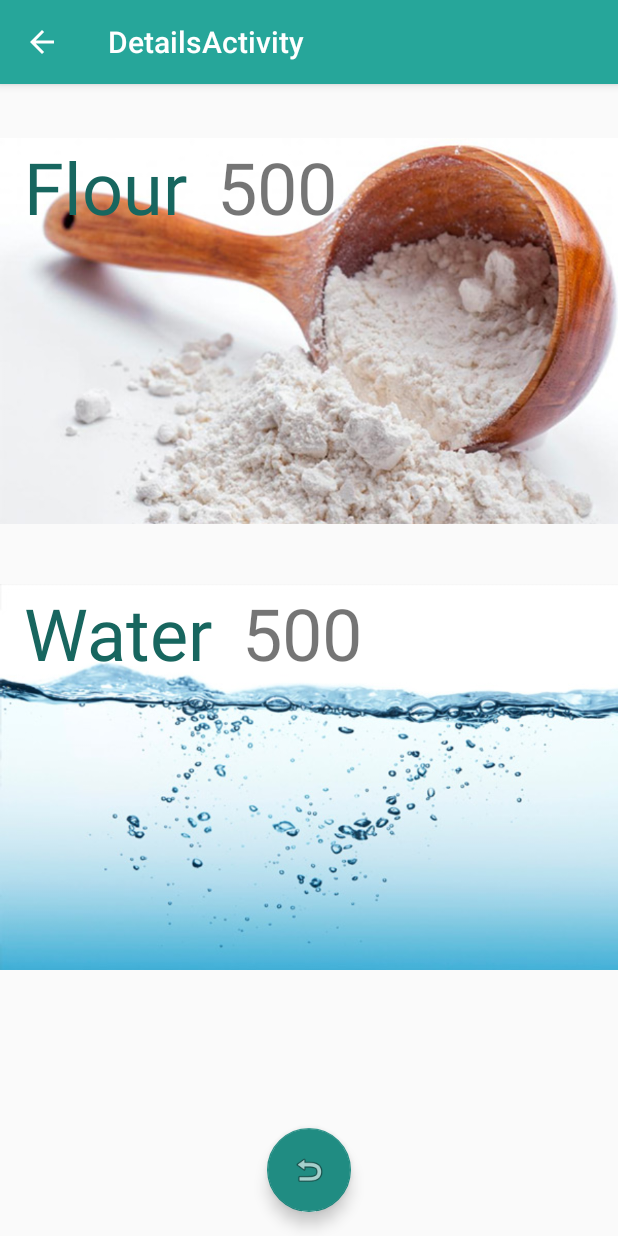
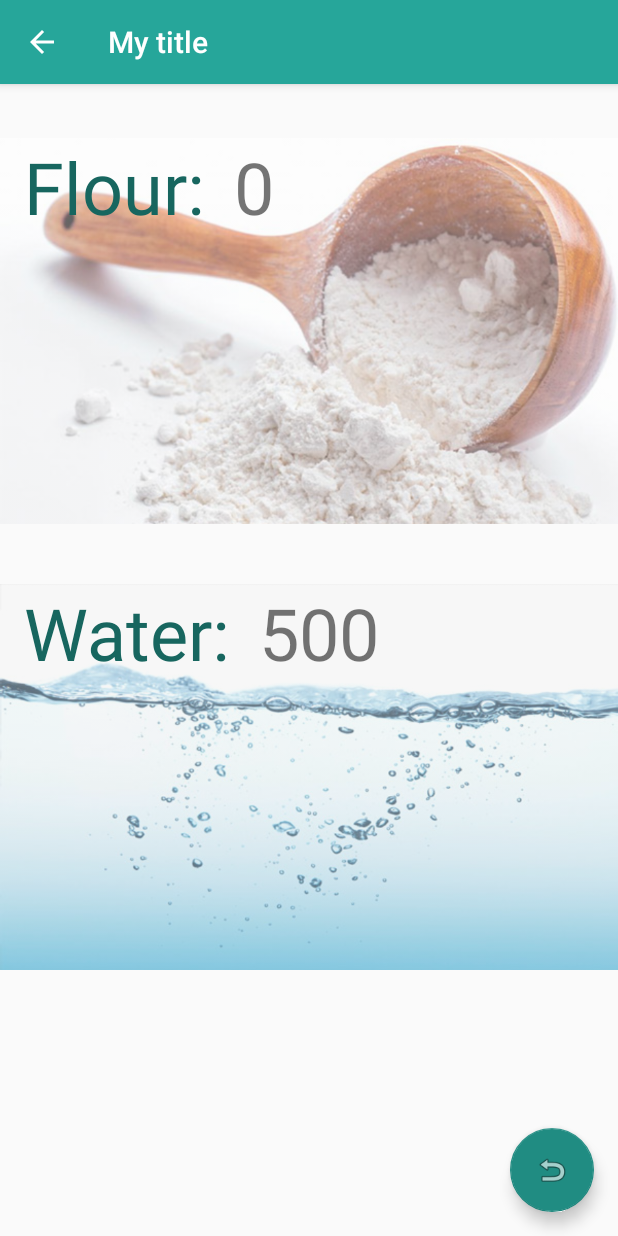
Before and after one commit to j-arp/perfect-pizza, an Android app: the DetailsActivity screen opened directly, with no data from a screen before it, on a phone screen of 412 x 824 dp. Run offline under Robolectric (Android 15) with nearby library versions, the phone set to English and light mode, and no system bars; 4 statements that could not run were skipped.

Commit message:
added new icons more tweaking of ui

```diff
--- a/app/src/main/java/net/arpcentral/pizzadoh/DetailsActivity.java
+++ b/app/src/main/java/net/arpcentral/pizzadoh/DetailsActivity.java
@@ -19,7 +19,13 @@ public class DetailsActivity extends AppCompatActivity {
         Log.d("DETAIL ACTIVITY", "REACHED");
         setContentView(R.layout.activity_details);
         Toolbar toolbar = (Toolbar) findViewById(R.id.toolbar);
+
+
+
+
+
         setSupportActionBar(toolbar);
+        getSupportActionBar().setTitle("My title");
 
         getSupportActionBar().setDisplayHomeAsUpEnabled(true);
 
@@ -44,11 +50,13 @@ public class DetailsActivity extends AppCompatActivity {
 
         }
 
+        int adjusted_flour = (int) Math.round(ratio.getAdjustedFlour());
+        int adjusted_water = (int) Math.round(ratio.getAdjustedWater());
 
         TextView flour_details = (TextView)findViewById(R.id.flour_details_data);
-        flour_details.setText(ratio.getAdjustedFlour().toString());
+        flour_details.setText(Integer.toString(adjusted_flour));
         TextView water_details = (TextView)findViewById(R.id.water_details_data);
-        water_details.setText(ratio.getAdjustedWater().toString());
+        flour_details.setText(Integer.toString(adjusted_water));
 
 
         reset_button.setOnClickListener(new View.OnClickListener() {
--- a/app/src/main/res/layout/activity_details.xml
+++ b/app/src/main/res/layout/activity_details.xml
@@ -17,7 +17,8 @@
             android:layout_width="match_parent"
             android:layout_height="?attr/actionBarSize"
             android:background="?attr/colorPrimary"
-            app:popupTheme="@style/AppTheme.PopupOverlay" />
+            app:popupTheme="@style/AppTheme.PopupOverlay"
+            android:visibility="visible"/>
 
     </android.support.design.widget.AppBarLayout>
 
@@ -26,7 +27,7 @@
         android:id="@+id/reset_button"
         android:layout_width="wrap_content"
         android:layout_height="wrap_content"
-        android:layout_gravity="bottom|center"
+        android:layout_gravity="bottom|end"
         android:layout_margin="@dimen/fab_margin"
         android:textColor="@android:color/white"
         android:src="@android:drawable/ic_menu_revert" />
--- a/app/src/main/res/layout/activity_pizza_options.xml
+++ b/app/src/main/res/layout/activity_pizza_options.xml
@@ -17,7 +17,8 @@
             android:layout_width="match_parent"
             android:layout_height="?attr/actionBarSize"
             android:background="?attr/colorPrimary"
-            app:popupTheme="@style/AppTheme.PopupOverlay" />
+            app:popupTheme="@style/AppTheme.PopupOverlay"
+            />
 
     </android.support.design.widget.AppBarLayout>
 
@@ -27,7 +28,7 @@
         android:id="@+id/calculate"
         android:layout_width="wrap_content"
         android:layout_height="wrap_content"
-        android:layout_gravity="bottom|center"
+        android:layout_gravity="bottom|end"
         android:layout_margin="@dimen/fab_margin"
         android:textColor="@android:color/white"
         android:visibility="invisible"
--- a/app/src/main/res/layout/activity_welcome.xml
+++ b/app/src/main/res/layout/activity_welcome.xml
@@ -27,7 +27,7 @@
         android:id="@+id/start"
         android:layout_width="wrap_content"
         android:layout_height="wrap_content"
-        android:layout_gravity="bottom|center"
+        android:layout_gravity="bottom|end"
         android:layout_margin="@dimen/fab_margin"
         android:textColor="@android:color/white"
         android:src="@android:drawable/ic_input_add" />
--- a/app/src/main/res/layout/content_details.xml
+++ b/app/src/main/res/layout/content_details.xml
@@ -67,7 +67,7 @@
                         android:id="@+id/flour_starter_title"
                         android:layout_width="wrap_content"
                         android:layout_height="wrap_content"
-                        android:text="@string/flour_title"
+                        android:text="@string/flour_label"
                         android:textAlignment="center"
                         android:layout_marginRight="20dp"
                         android:textSize="@dimen/medium_text"
@@ -100,7 +100,7 @@
                         android:id="@+id/water_starter_title"
                         android:layout_width="wrap_content"
                         android:layout_height="wrap_content"
-                        android:text="@string/water_title"
+                        android:text="@string/water_label"
                         android:textColor="@color/colorAccent"
                         android:textSize="@dimen/medium_text"
                         android:layout_marginRight="20dp"
@@ -138,12 +138,13 @@
 
 
             <ImageView
-                    android:id="@+id/flour_details_img"
-                    android:src="@drawable/flour"
-                    android:layout_width="match_parent"
-                    android:layout_height="wrap_content"
-                    android:adjustViewBounds="true"
+                android:id="@+id/flour_details_img"
+                android:src="@drawable/flour"
+                android:layout_width="match_parent"
+                android:layout_height="wrap_content"
+                android:adjustViewBounds="true"
                 android:fadingEdgeLength="20dp"
+                android:alpha=".6"
                 android:fadingEdge="horizontal|vertical"
                 android:layout_marginBottom="20dp" />
 
@@ -161,7 +162,7 @@
                     android:layout_width="wrap_content"
                     android:layout_height="wrap_content"
                     android:layout_marginRight="20dp"
-                    android:text="@string/flour_title"
+                    android:text="@string/flour_label"
                     android:textSize="@dimen/large_text"
                     android:gravity="bottom|start"
                     android:textIsSelectable="false" />
@@ -193,6 +194,7 @@
                 android:id="@+id/water_details_img"
                 android:src="@drawable/water"
                 android:layout_width="match_parent"
+                android:alpha=".6"
                 android:layout_height="wrap_content"
                 android:adjustViewBounds="true"
                 />
@@ -210,7 +212,7 @@
                     android:layout_width="wrap_content"
                     android:layout_height="wrap_content"
                     android:layout_marginRight="20dp"
-                    android:text="@string/water_title"
+                    android:text="@string/water_label"
                     android:textColor="@color/colorPrimaryDark"
                     android:textSize="@dimen/large_text"
                     android:gravity="bottom|start"
--- a/app/src/main/res/menu/menu_pizza_type.xml
+++ b/app/src/main/res/menu/menu_pizza_type.xml
@@ -5,6 +5,6 @@
     <item
         android:id="@+id/action_settings"
         android:orderInCategory="100"
-        android:title="@string/action_settings"
+        android:title="@string/about"
         app:showAsAction="never" />
 </menu>
--- a/app/src/main/res/menu/menu_welcome.xml
+++ b/app/src/main/res/menu/menu_welcome.xml
@@ -3,8 +3,8 @@
     xmlns:tools="http://schemas.android.com/tools"
     tools:context="net.arpcentral.pizzadoh.WelcomeActivity">
     <item
-        android:id="@+id/action_settings"
+        android:id="@+id/action_about"
         android:orderInCategory="100"
-        android:title="@string/action_settings"
+        android:title="@string/about"
         app:showAsAction="never" />
 </menu>
--- a/app/src/main/res/values/strings.xml
+++ b/app/src/main/res/values/strings.xml
@@ -2,14 +2,23 @@
     <string name="app_name">Pizza Doh</string>
     <string name="action_settings">Settings</string>
 
+
+    <string name="flour_label">Flour:</string>
+    <string name="water_label">Water:</string>
+
     <string name="flour_title">Flour</string>
     <string name="flour_caption">User the right flour. The quality of flour you use will make a difference. At a bare minimun, use "bread flour".</string>
+
     <string name="ratios_title">Ratios</string>
     <string name="ratios_caption">Pizza dough is more science than art. Make sure you have a highly accurate scale that weighs in grams. You will have to be perfect in your measurments</string>
+
     <string name="technique_title">Technique</string>
     <string name="technique_caption">Quality flour. Accurate Measurements. Now it is up to you. Practice makes perfect so bake a lot of pizza.</string>
+
     <string name="title_activity_pizza_type">PizzaType</string>
+
     <string name="type_question">What type of pizza are you making?</string>
+
     <string name="title_activity_select_amount">SelectAmountActivity</string>
     <string name="amount_question">How Many Pizzas are you making?</string>
     <string name="starter_question">Use a Starter for better dough.</string>
@@ -19,5 +28,7 @@
 
     <!-- TODO: Remove or change this placeholder text -->
     <string name="hello_blank_fragment">Hello blank fragment</string>
+    <string name="about">About</string>
+    <string name="title_activity_about">AboutActivity</string>
 
 </resources>
--- a/app/src/main/res/values/styles.xml
+++ b/app/src/main/res/values/styles.xml
@@ -14,6 +14,7 @@
     </style>
 
     <style name="AppTheme.AppBarOverlay" parent="ThemeOverlay.AppCompat.Dark.ActionBar" />
+
     <style name="AppTheme.PopupOverlay" parent="ThemeOverlay.AppCompat.Light" />
 
     <style name="mySpinnerItemStyle" parent="@android:style/Widget.Holo.DropDownItem.Spinner">
```
Also changed, not shown: app/src/main/AndroidManifest.xml (+9 -0 lines), app/src/main/java/net/arpcentral/pizzadoh/MeasurementCard.java (deleted, +0 -108 lines), app/src/main/java/net/arpcentral/pizzadoh/PizzaDohApp.java (+19 -0 lines), app/src/main/java/net/arpcentral/pizzadoh/SelectOptionsActivity.java (+7 -2 lines), app/src/main/java/net/arpcentral/pizzadoh/WelcomeActivity.java (+8 -1 lines), app/src/main/res/layout/content_welcome.xml (+32 -9 lines), app/src/main/res/layout/fragment_measurement_card.xml (deleted, +0 -13 lines).
